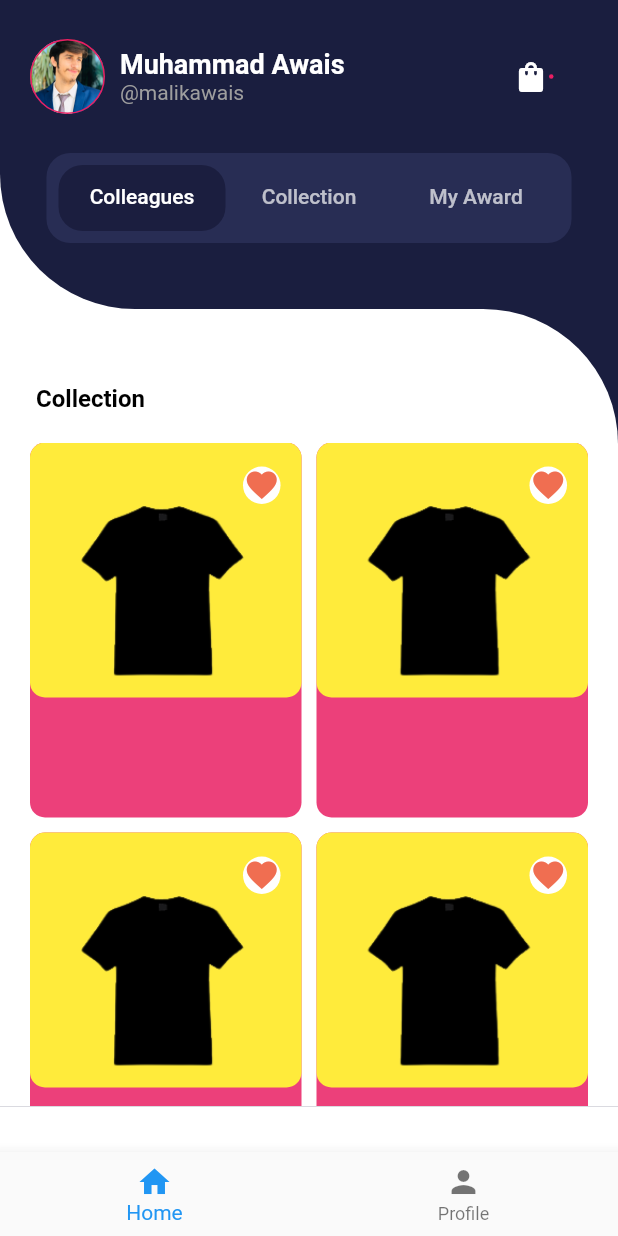
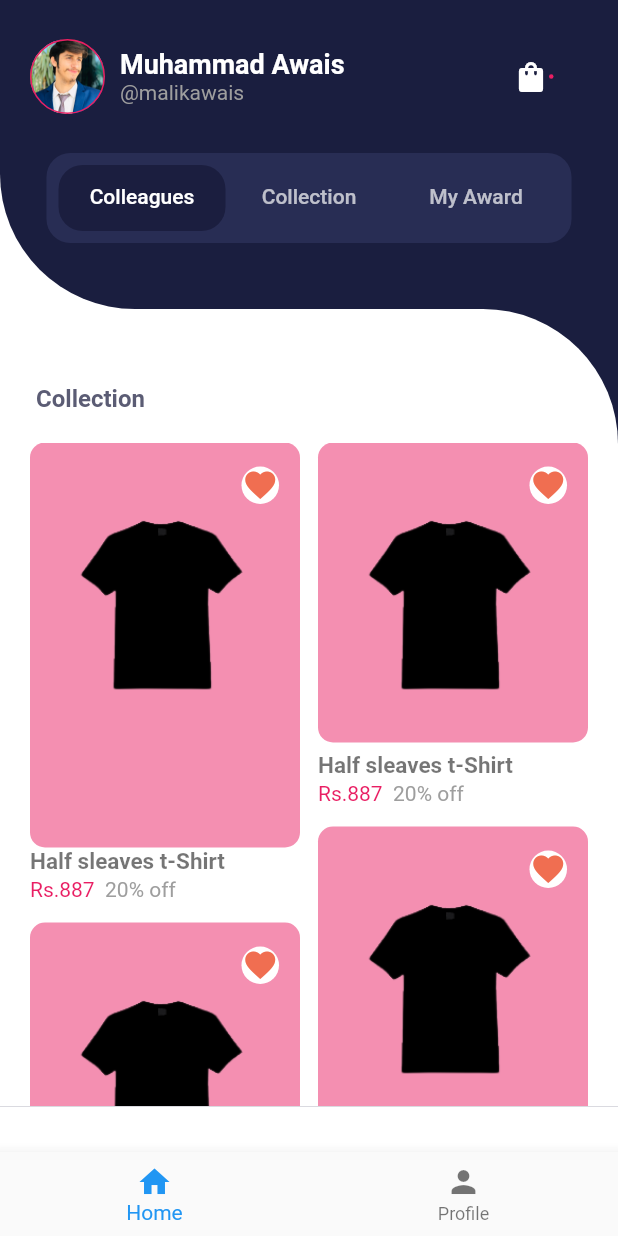
Before and after one commit to muhammadawaisyaseen/Ecommerce-UI-Design, a Flutter app: the screen it shows after launch, on a phone screen of 412 x 824 dp. Run offline on Flutter 3.47's test engine with Material 2 defaults, Android fonts, the phone set to English and light mode, and no system bars.

```diff
--- a/lib/screens/home_screen.dart
+++ b/lib/screens/home_screen.dart
@@ -81,7 +81,8 @@ class _HomePageState extends State<HomePage> {
                                   style: TextStyle(
                                       fontSize: 14,
                                       fontWeight: FontWeight.normal)),
-                            ])),
+                            ])
+                            ),
                       ),
                       const SizedBox(
                         height: 20,
--- a/lib/screens/products_screen.dart
+++ b/lib/screens/products_screen.dart
@@ -150,19 +150,18 @@ class ProductsPage extends StatelessWidget {
                           child: Text(
                             'Collection',
                             style: TextStyle(
-                                color: Colors.black,
+                                color: Color(0xFF5b5c74),
                                 fontWeight: FontWeight.bold,
                                 fontSize: 16),
                           ),
                         ),
                         Expanded(
                           child: TabBarView(children: [
-                            TestTab(),
+                            ColleagueTab(),
                             CollectionTab(),
                             MyAwardTab(),
                           ]),
                         ),
-
                       ],
                     ),
                   ),
--- a/lib/screens/tabs/colleagues_tab.dart
+++ b/lib/screens/tabs/colleagues_tab.dart
@@ -2,27 +2,47 @@ import 'package:flutter/cupertino.dart';
 import 'package:flutter/material.dart';
 import 'package:flutter/src/widgets/container.dart';
 import 'package:flutter/src/widgets/framework.dart';
-// import 'package:flutter_staggered_grid_view/flutter_staggered_grid_view.dart';
+import 'package:flutter_staggered_grid_view/flutter_staggered_grid_view.dart';
 
-class ColleaguesTab extends StatelessWidget {
-  const ColleaguesTab({super.key});
+class ColleagueTab extends StatelessWidget {
+  const ColleagueTab({super.key});
 
   @override
   Widget build(BuildContext context) {
     return Padding(
       padding: const EdgeInsets.only(left: 20, right: 20, top: 20),
-      child: GridView.builder(
-        gridDelegate: SliverGridDelegateWithFixedCrossAxisCount(
-            crossAxisCount: 3, crossAxisSpacing: 16, mainAxisSpacing: 16),
+      child: StaggeredGridView.countBuilder(
+        // shrinkWrap: true,
+        staggeredTileBuilder: (index) =>
+            StaggeredTile.count(3, index.isOdd ? 4 : 5),
+        itemCount: 8,
+        // mainAxisExtent: 250,
+        crossAxisCount: 6,
+
+        ///
+        crossAxisSpacing: 12,
+        mainAxisSpacing: 14,
+
         itemBuilder: (context, index) {
-          return Column(
+          return Container(
+            // height: 300,
+            decoration: BoxDecoration(
+              color: Colors.white,
+              // color: Colors.yellow,
+              borderRadius: BorderRadius.circular(10),
+            ),
+            child: Column(
+              crossAxisAlignment: CrossAxisAlignment.start,
               children: [
-              // wrap this below container with expanded
+                //product and fav icon
                 Container(
                   decoration: BoxDecoration(
-                  color: Colors.pink[400],
-                  borderRadius: BorderRadius.circular(10),
-                ),
+                      color: Colors.pink[200],
+                      borderRadius: BorderRadius.circular(10)),
+                  width: double.infinity,
+                  height: index.isOdd
+                      ? 200
+                      : 270, // (mainAxisExtent: 200 Total height of gridtile)
                   child: Column(
                     crossAxisAlignment: CrossAxisAlignment.end,
                     children: [
@@ -31,11 +51,11 @@ class ColleaguesTab extends StatelessWidget {
                         child: Container(
                           width: 25,
                           height: 25,
-                        decoration: BoxDecoration(
+                          decoration: const BoxDecoration(
                             color: Colors.white,
                             shape: BoxShape.circle,
                           ),
-                        child: Icon(
+                          child: const Icon(
                             Icons.favorite,
                             color: Color(0xFFf06e51),
                           ),
@@ -43,28 +63,46 @@ class ColleaguesTab extends StatelessWidget {
                       ),
                       Center(
                         child: Image.asset(
-                        'assets/images/pent.png',
-                        width: 200,
-                        height: 130,
+                          'assets/images/shirt.png',
+                          // width: double.infinity,
+                          // height: 130,
                           fit: BoxFit.cover,
                         ),
                       ),
                     ],
                   ),
                 ),
-              // product name and price
-              // Text(
-              //   'T- Shirt',
-              //   style: TextStyle(
-              //       color: Colors.black,
-              //       fontWeight: FontWeight.bold,
-              //       fontSize: 15),
+
+                //price and Name
+                // const SizedBox(
+                //   height: 6,
                 // ),
-              // SizedBox(
-              //   height: 3,
-              // ),
-              // Text('8.32 786867'),
+                Spacer(),
+                const Text(
+                  'Half sleaves t-Shirt',
+                  style: TextStyle(
+                      color: Colors.black54,
+                      fontWeight: FontWeight.bold,
+                      fontSize: 15),
+                ),
+                const SizedBox(
+                  height: 2,
+                ),
+                RichText(
+                    text: const TextSpan(
+                        style: TextStyle(color: Colors.grey, fontSize: 14),
+                        children: [
+                      TextSpan(
+                          text: "Rs.887", style: TextStyle(color: Colors.pink)),
+                      TextSpan(
+                        text: '  ',
+                      ),
+                      TextSpan(
+                        text: '20% off',
+                      ),
+                    ])),
               ],
+            ),
           );
         },
       ),
--- a/lib/screens/tabs/test.dart
+++ b/lib/screens/tabs/test.dart
@@ -2,7 +2,7 @@ import 'package:flutter/cupertino.dart';
 import 'package:flutter/material.dart';
 import 'package:flutter/src/widgets/container.dart';
 import 'package:flutter/src/widgets/framework.dart';
-// import 'package:flutter_staggered_grid_view/flutter_staggered_grid_view.dart';
+import 'package:flutter_staggered_grid_view/flutter_staggered_grid_view.dart';
 
 class TestTab extends StatelessWidget {
   const TestTab({super.key});
@@ -13,7 +13,7 @@ class TestTab extends StatelessWidget {
       padding: const EdgeInsets.only(left: 20, right: 20, top: 20),
       child: GridView.builder(
         itemCount: 11,
-        gridDelegate: SliverGridDelegateWithFixedCrossAxisCount(
+        gridDelegate: const SliverGridDelegateWithFixedCrossAxisCount(
             mainAxisExtent: 250,
             crossAxisCount: 2,
             crossAxisSpacing: 10,
@@ -21,18 +21,20 @@ class TestTab extends StatelessWidget {
         itemBuilder: (context, index) {
           return Container(
             decoration: BoxDecoration(
-              color: Colors.pink[400],
+              color: Colors.white,
+              // color: Colors.grey[300],
               borderRadius: BorderRadius.circular(10),
             ),
             child: Column(
+              crossAxisAlignment: CrossAxisAlignment.start,
               children: [
                 //product and fav icon
                 Container(
                   decoration: BoxDecoration(
-                      color: Colors.yellow,
+                      color: Colors.pink[200],
                       borderRadius: BorderRadius.circular(10)),
                   width: double.infinity,
-                  height: 170, // (mainAxisExtent: 200 Total height of gridtile)
+                  height: 180, // (mainAxisExtent: 200 Total height of gridtile)
                   child: Column(
                     crossAxisAlignment: CrossAxisAlignment.end,
                     children: [
@@ -41,11 +43,11 @@ class TestTab extends StatelessWidget {
                         child: Container(
                           width: 25,
                           height: 25,
-                          decoration: BoxDecoration(
+                          decoration: const BoxDecoration(
                             color: Colors.white,
                             shape: BoxShape.circle,
                           ),
-                          child: Icon(
+                          child: const Icon(
                             Icons.favorite,
                             color: Color(0xFFf06e51),
                           ),
@@ -64,7 +66,32 @@ class TestTab extends StatelessWidget {
                 ),
 
                 //price and Name
-                // Container()
+                const SizedBox(
+                  height: 10,
+                ),
+                const Text(
+                  'Half sleaves t-Shirt',
+                  style: TextStyle(
+                      color: Colors.black54,
+                      fontWeight: FontWeight.bold,
+                      fontSize: 15),
+                ),
+                const SizedBox(
+                  height: 4,
+                ),
+                RichText(
+                    text: const TextSpan(
+                        style: TextStyle(color: Colors.grey, fontSize: 14),
+                        children: [
+                      TextSpan(
+                          text: "Rs.887", style: TextStyle(color: Colors.pink)),
+                      TextSpan(
+                        text: '  ',
+                      ),
+                      TextSpan(
+                        text: '20% off',
+                      ),
+                    ])),
               ],
             ),
           );
--- a/pubspec.yaml
+++ b/pubspec.yaml
@@ -36,7 +36,7 @@ dependencies:
   # The following adds the Cupertino Icons font to your application.
   # Use with the CupertinoIcons class for iOS style icons.
   cupertino_icons: ^1.0.2
-  flutter_staggered_grid_view: ^0.6.2
+  flutter_staggered_grid_view: ^0.4.0
 
 dev_dependencies:
   flutter_test:
```
Also changed, not shown: pubspec.lock. Lines whose indentation alone changed are shown as unchanged.
